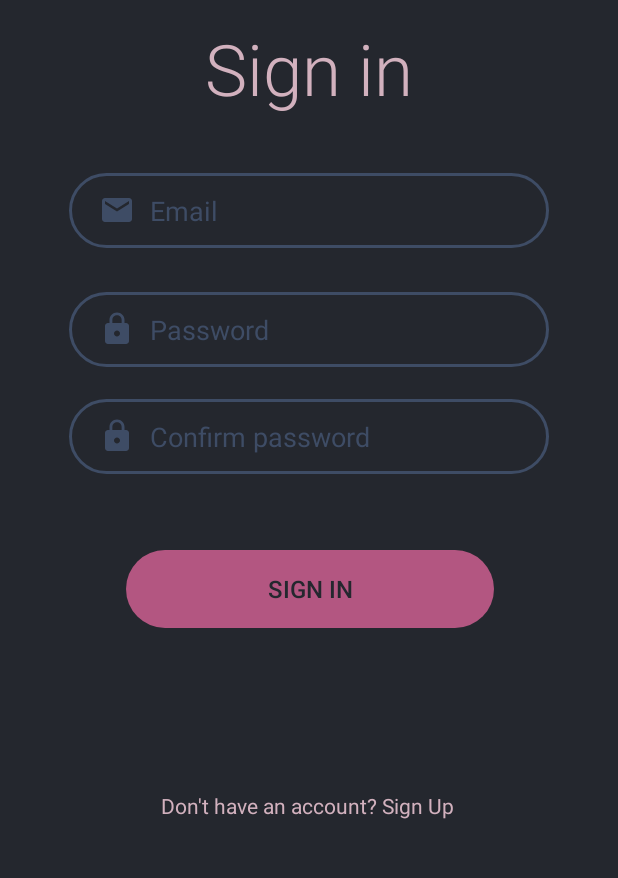
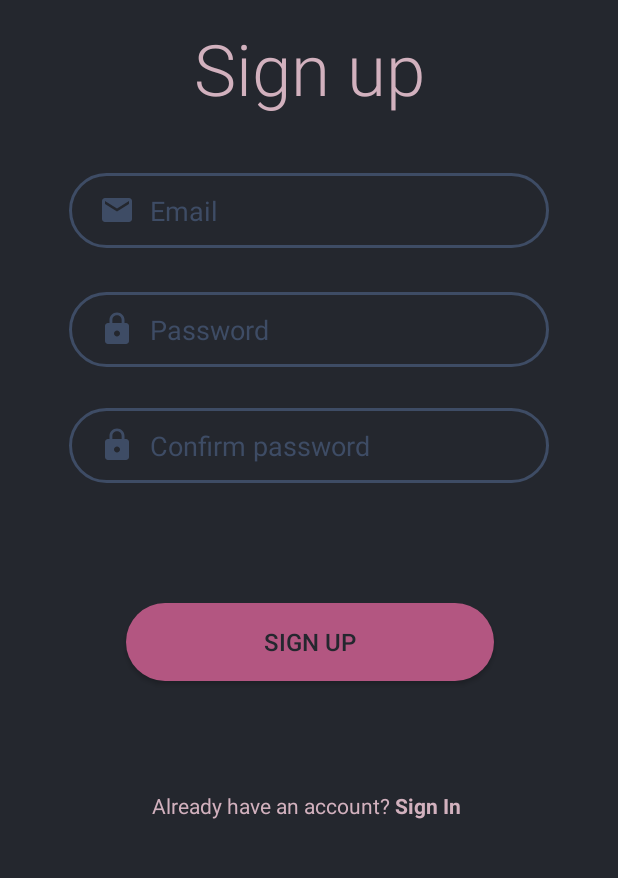
Before and after one commit to uncle-draza/ShkeCrypto, an Android app: the SignUpActivity screen opened directly, with no data from a screen before it, on a phone screen of 412 x 824 dp, the part 356-1234 px from its top. Run offline under Robolectric (Android 15) with nearby library versions, the phone set to English and light mode, and no system bars.

Commit message:
dodat prelaz izmedju sign up i in activity-a

```diff
--- a/app/src/main/java/com/example/pma_projekat/SignUpActivity.kt
+++ b/app/src/main/java/com/example/pma_projekat/SignUpActivity.kt
@@ -1,8 +1,10 @@
 package com.example.pma_projekat
 
+import android.content.Intent
 import androidx.appcompat.app.AppCompatActivity
 import android.os.Bundle
 import android.view.Window
+import android.widget.TextView
 
 class SignUpActivity : AppCompatActivity()
 {
@@ -11,5 +13,10 @@ class SignUpActivity : AppCompatActivity()
         super.onCreate(savedInstanceState)
         requestWindowFeature(Window.FEATURE_NO_TITLE)
         setContentView(R.layout.activity_sign_up)
+        val switchToSignUpBtn = findViewById<TextView>(R.id.textView3)
+        switchToSignUpBtn.setOnClickListener{
+            val i = Intent(this, SignInActivity::class.java)
+            startActivity(i)
+        }
     }
 }
--- a/app/src/main/res/layout/activity_sign_in.xml
+++ b/app/src/main/res/layout/activity_sign_in.xml
@@ -110,9 +110,10 @@
         android:id="@+id/textView3"
         android:layout_width="wrap_content"
         android:layout_height="wrap_content"
-        android:clickable="false"
+        android:clickable="true"
         android:text="Sign Up"
         android:textColor="#D2B1BE"
+        android:textStyle="bold"
         app:layout_constraintBottom_toBottomOf="parent"
         app:layout_constraintEnd_toEndOf="parent"
         app:layout_constraintHorizontal_bias="0.0"
--- a/app/src/main/res/layout/activity_sign_up.xml
+++ b/app/src/main/res/layout/activity_sign_up.xml
@@ -13,7 +13,7 @@
         android:layout_height="67dp"
         android:background="#00FF0000"
         android:fontFamily="sans-serif-light"
-        android:text="Sign in"
+        android:text="Sign up"
         android:textAlignment="center"
         android:textColor="#D2B1BE"
         android:textSize="47sp"
@@ -94,14 +94,14 @@
         app:layout_constraintEnd_toEndOf="parent"
         app:layout_constraintStart_toStartOf="parent"
         app:layout_constraintTop_toTopOf="parent"
-        app:layout_constraintVertical_bias="0.65" />
+        app:layout_constraintVertical_bias="0.658" />
 
     <androidx.appcompat.widget.AppCompatButton
         android:id="@+id/button"
         android:layout_width="245dp"
         android:layout_height="52dp"
         android:background="@drawable/rounded_button"
-        android:text="Sign in"
+        android:text="Sign up"
         android:textColor="#24272E"
         android:textSize="16sp"
         app:layout_constraintBottom_toBottomOf="parent"
@@ -109,14 +109,14 @@
         app:layout_constraintHorizontal_bias="0.504"
         app:layout_constraintStart_toStartOf="parent"
         app:layout_constraintTop_toTopOf="parent"
-        app:layout_constraintVertical_bias="0.782" />
+        app:layout_constraintVertical_bias="0.828" />
 
     <TextView
         android:id="@+id/textView2"
         android:layout_width="wrap_content"
         android:layout_height="wrap_content"
         android:clickable="false"
-        android:text="Don't have an account? "
+        android:text="Already have an account? "
         android:textColor="#D2B1BE"
         app:layout_constraintBottom_toBottomOf="parent"
         app:layout_constraintEnd_toEndOf="parent"
@@ -130,8 +130,9 @@
         android:layout_width="wrap_content"
         android:layout_height="wrap_content"
         android:clickable="false"
-        android:text="Sign Up"
+        android:text="Sign In"
         android:textColor="#D2B1BE"
+        android:textStyle="bold"
         app:layout_constraintBottom_toBottomOf="parent"
         app:layout_constraintEnd_toEndOf="parent"
         app:layout_constraintHorizontal_bias="0.0"
```
Also changed, not shown: app/src/main/java/com/example/pma_projekat/SignInActivity.kt (+8 -0 lines).
